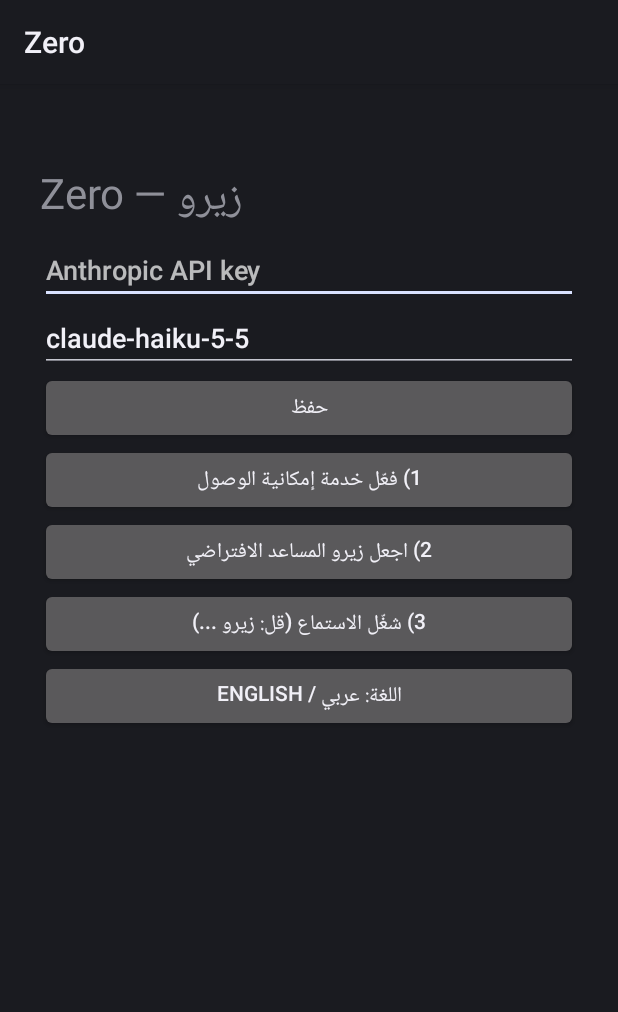
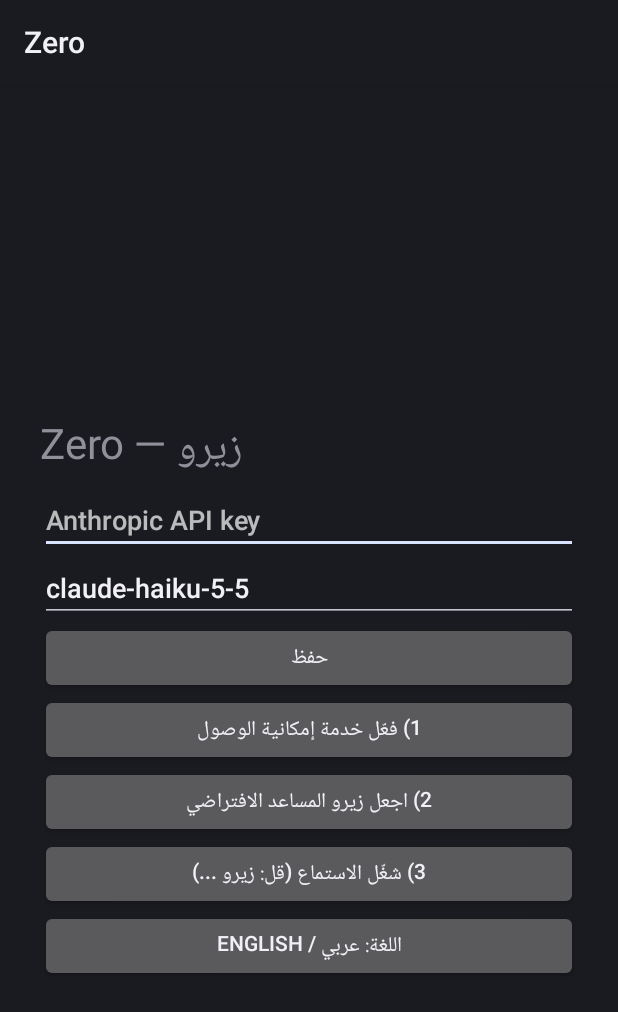
Before and after one commit to mustafaii95ii/Zero, an Android app: the screen it shows after launch (MainActivity), on a phone screen of 412 x 824 dp. Shown: the top 1012 px of the screen. Run offline under Robolectric (Android 15) with nearby library versions, the phone set to English and light mode, and no system bars.

Commit message:
Fix top padding on Android 15

```diff
--- a/app/src/main/java/ai/zero/MainActivity.kt
+++ b/app/src/main/java/ai/zero/MainActivity.kt
@@ -14,7 +14,7 @@ class MainActivity : Activity() {
         super.onCreate(s)
         requestPermissions(arrayOf(Manifest.permission.RECORD_AUDIO,
             Manifest.permission.POST_NOTIFICATIONS), 1)
-        val col = LinearLayout(this).apply { orientation = LinearLayout.VERTICAL; setPadding(40, 80, 40, 40) }
+        val col = LinearLayout(this).apply { orientation = LinearLayout.VERTICAL; setPadding(40, 330, 40, 160) }
         fun btn(t: String, f: () -> Unit) = col.addView(Button(this).apply { text = t; setOnClickListener { f() } })
         col.addView(TextView(this).apply { text = "Zero — زيرو"; textSize = 28f })
         val key = EditText(this).apply { hint = "Anthropic API key"; setText(Prefs.apiKey(context)) }
```
